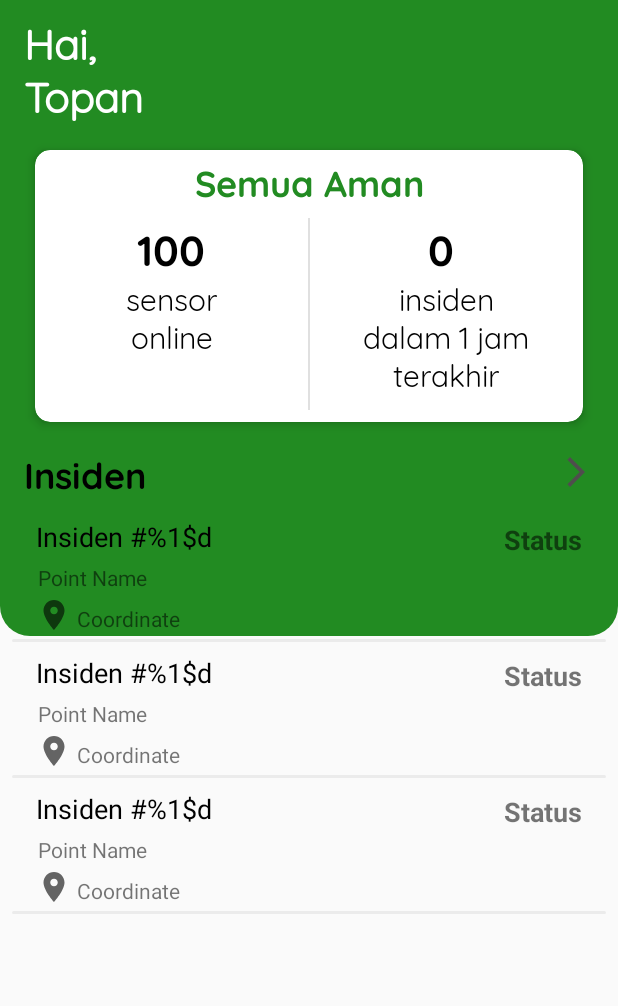
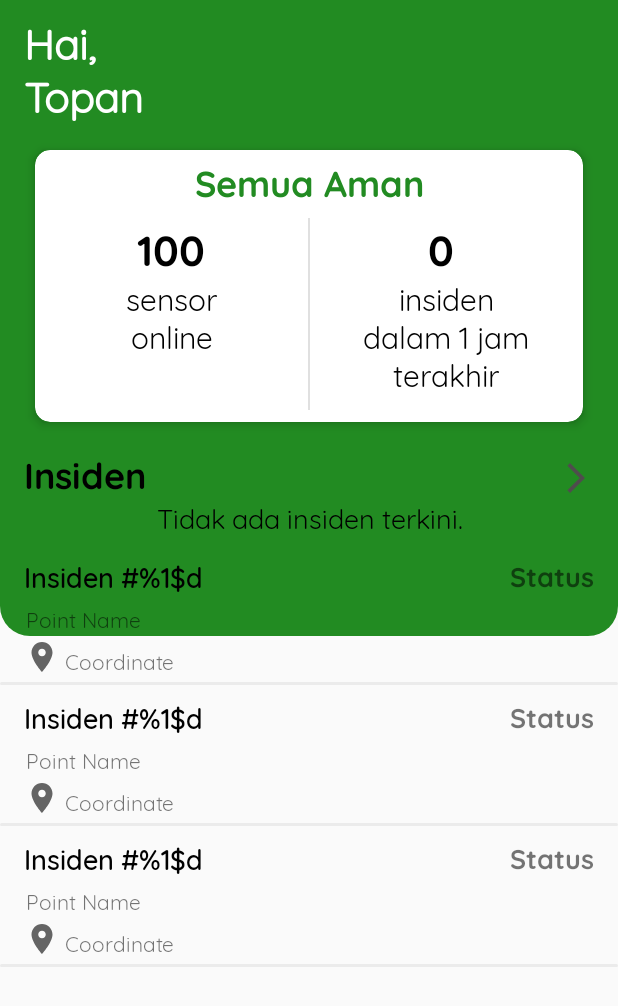
Before and after one commit to bangkit-cap0423/Guifena, an Android app: the layout fragment_home.xml on its own in the app's theme, with its tools: preview values and no code run, on a phone screen of 412 x 824 dp. Shown: the top 1006 px of the screen. Run offline under Robolectric (Android 15) with nearby library versions, the light colour scheme and no system bars; network calls fail.

Commit message:
perbaikan home dan add send token

```diff
--- a/app/src/main/java/com/twentythirty/guifena/data/CountEntity.kt
+++ b/app/src/main/java/com/twentythirty/guifena/data/CountEntity.kt
@@ -7,5 +7,7 @@ data class CountEntity(
     @SerializedName("incidents_count")
     val incidentsCount: Int,
     @SerializedName("sensors_count")
-    val sensorsCount: Int
+    val sensorsCount: Int,
+    @SerializedName("all_good")
+    val allGood: Boolean
 )
--- a/app/src/main/java/com/twentythirty/guifena/data/MainRepository.kt
+++ b/app/src/main/java/com/twentythirty/guifena/data/MainRepository.kt
@@ -9,4 +9,6 @@ class MainRepository(private val guifenaAPI: GuifenaAPI) {
 
     suspend fun getCount() = guifenaAPI.getCount()
     suspend fun getSensors() = guifenaAPI.getSensors()
+    suspend fun getRecentIncidents() = guifenaAPI.getRecentIncidents()
+    suspend fun sendToken(tokenEntity: TokenEntity) = guifenaAPI.sendToken(tokenEntity)
 }
--- a/app/src/main/res/layout/fragment_home.xml
+++ b/app/src/main/res/layout/fragment_home.xml
@@ -139,15 +139,28 @@
         app:layout_constraintTop_toBottomOf="@id/cardView" />
 
     <ImageButton
+        android:id="@+id/btnAllIncident"
         android:layout_width="wrap_content"
         android:layout_height="wrap_content"
-        android:id="@+id/btnAllIncident"
-        android:layout_marginTop="12dp"
+        android:layout_marginTop="16dp"
         android:layout_marginEnd="16dp"
         android:background="?attr/selectableItemBackgroundBorderless"
         android:src="@drawable/ic_baseline_arrow_forward_ios_24"
         app:layout_constraintEnd_toEndOf="parent"
         app:layout_constraintTop_toBottomOf="@id/cardView" />
+
+    <TextView
+        android:id="@+id/noIncident"
+        android:layout_width="wrap_content"
+        android:layout_height="wrap_content"
+        android:fontFamily="@font/quicksand"
+        android:text="Tidak ada insiden terkini."
+        android:textAlignment="center"
+        android:textColor="@color/black"
+        android:textSize="18sp"
+        app:layout_constraintEnd_toEndOf="parent"
+        app:layout_constraintStart_toStartOf="parent"
+        app:layout_constraintTop_toBottomOf="@+id/incidentTitle" />
 
     <androidx.recyclerview.widget.RecyclerView
         android:id="@+id/rv_incident"
@@ -158,7 +171,7 @@
         app:layout_constraintBottom_toBottomOf="parent"
         app:layout_constraintEnd_toEndOf="parent"
         app:layout_constraintStart_toStartOf="parent"
-        app:layout_constraintTop_toBottomOf="@+id/incidentTitle"
+        app:layout_constraintTop_toBottomOf="@+id/noIncident"
         tools:listitem="@layout/incident_item_row" />
 
 </androidx.constraintlayout.widget.ConstraintLayout>
--- a/app/src/main/res/layout/incident_item_row.xml
+++ b/app/src/main/res/layout/incident_item_row.xml
@@ -4,9 +4,6 @@
     xmlns:tools="http://schemas.android.com/tools"
     android:layout_width="match_parent"
     android:layout_height="wrap_content"
-    android:layout_marginStart="8dp"
-    android:layout_marginEnd="8dp"
-    android:elevation="16dp"
     android:orientation="horizontal">
 
     <TextView
@@ -17,6 +14,7 @@
         android:layout_marginTop="8dp"
         android:textColor="@color/black"
         android:textSize="18sp"
+        android:fontFamily="@font/quicksand_medium"
         app:layout_constraintStart_toStartOf="parent"
         app:layout_constraintTop_toTopOf="parent"
         tools:text="@string/incident_number" />
@@ -25,13 +23,13 @@
         android:id="@+id/tv_status"
         android:layout_width="wrap_content"
         android:layout_height="wrap_content"
-        android:layout_marginTop="10dp"
+        android:layout_marginTop="8dp"
         android:layout_marginEnd="16dp"
+        android:fontFamily="@font/quicksand_bold"
+        android:text="@string/sensor_status"
         android:textSize="18sp"
-        android:textStyle="bold"
         app:layout_constraintEnd_toEndOf="parent"
-        app:layout_constraintTop_toTopOf="parent"
-        android:text="@string/sensor_status" />
+        app:layout_constraintTop_toTopOf="parent" />
 
     <TextView
         android:id="@+id/tv_point_name"
@@ -39,6 +37,7 @@
         android:layout_height="wrap_content"
         android:layout_marginStart="17dp"
         android:layout_marginTop="5dp"
+        android:fontFamily="@font/quicksand"
         app:layout_constraintStart_toStartOf="parent"
         app:layout_constraintTop_toBottomOf="@+id/tv_incident_number"
         tools:text="@string/point_name" />
@@ -59,6 +58,7 @@
         android:layout_height="wrap_content"
         android:layout_marginStart="3dp"
         android:layout_marginTop="8dp"
+        android:fontFamily="@font/quicksand"
         app:layout_constraintStart_toEndOf="@+id/iv_pin_location"
         app:layout_constraintTop_toBottomOf="@+id/tv_point_name"
         tools:text="@string/coordinate" />
--- a/app/src/main/res/values/colors.xml
+++ b/app/src/main/res/values/colors.xml
@@ -9,4 +9,6 @@
     <color name="black">#FF000000</color>
     <color name="white">#FFFFFFFF</color>
     <color name="yellow">#FFC107</color>
+    <color name="red">#D6423E</color>
+    <color name="fadeBlack">#252424</color>
 </resources>
--- a/app/src/main/res/values/strings.xml
+++ b/app/src/main/res/values/strings.xml
@@ -20,5 +20,5 @@
     <string name="timedummy">24 May 2021, 20:30 - WIB</string>
     <string name="incident_status">Status</string>
     <string name="need_handle">Perlu Ditangani</string>
-    <string name="complete_handle">Selesaikan Penanganan</string>
+    <string name="complete_handle">Masalah Selesai</string>
 </resources>
```
Also changed, not shown: app/src/main/java/com/twentythirty/guifena/data/TokenEntity.kt (added, +8 -0 lines), app/src/main/java/com/twentythirty/guifena/network/GuifenaAPI.kt (+9 -0 lines), app/src/main/java/com/twentythirty/guifena/network/RetroBuilder.kt (+7 -0 lines), app/src/main/java/com/twentythirty/guifena/ui/home/HomeAdapter.kt (+6 -7 lines), app/src/main/java/com/twentythirty/guifena/ui/home/HomeFragment.kt (+45 -7 lines), app/src/main/java/com/twentythirty/guifena/ui/home/HomeViewModel.kt (+23 -0 lines), app/src/main/res/layout/activity_detail_incident.xml (+13 -5 lines).
